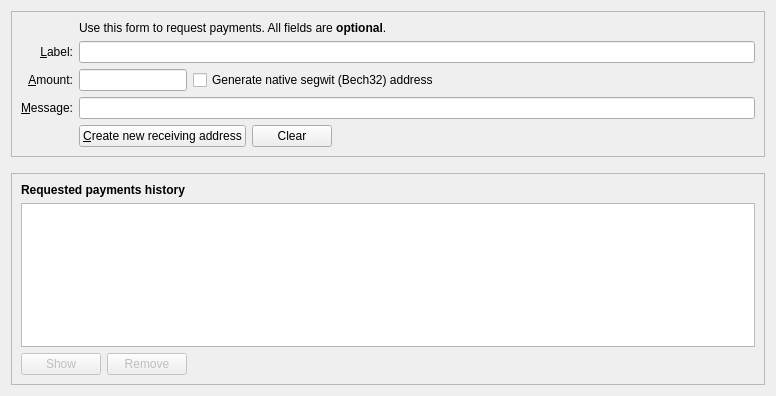
Above: src/qt/forms/receivecoinsdialog.ui from zentoshi/zentoshi before the change. Below: the same form after it.
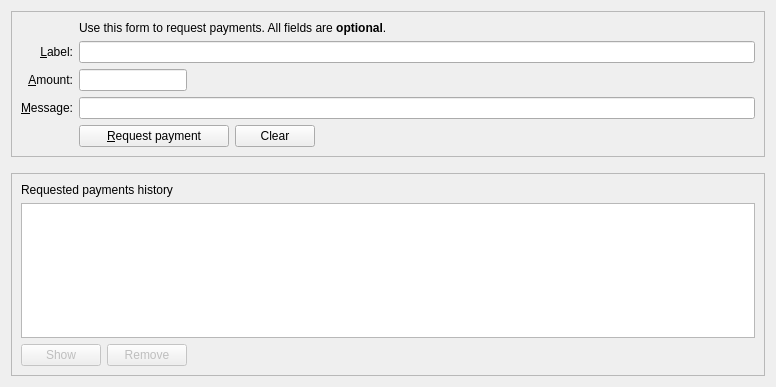
That is the form after the change. Icons and pictures are not drawn. Custom widgets are drawn as their Qt base class.

What changed in the file:
```diff
--- a/src/qt/forms/receivecoinsdialog.ui
+++ b/src/qt/forms/receivecoinsdialog.ui
@@ -7,7 +7,7 @@
     <x>0</x>
     <y>0</y>
     <width>776</width>
-    <height>396</height>
+    <height>387</height>
    </rect>
   </property>
   <layout class="QVBoxLayout" name="verticalLayout" stretch="0,0,1">
@@ -108,11 +108,7 @@
              </size>
             </property>
             <property name="text">
-             <string>&amp;Create new receiving address</string>
-            </property>
-            <property name="icon">
-             <iconset resource="../bitcoin.qrc">
-              <normaloff>:/icons/receiving_addresses</normaloff>:/icons/receiving_addresses</iconset>
+             <string>&amp;Request payment</string>
             </property>
            </widget>
           </item>
@@ -162,7 +158,13 @@
          </widget>
         </item>
         <item row="5" column="2">
-         <layout class="QHBoxLayout" name="horizontalLayout_6">
+         <layout class="QHBoxLayout" name="horizontalLayout_4" stretch="0,1">
+          <property name="spacing">
+           <number>0</number>
+          </property>
+          <property name="topMargin">
+           <number>0</number>
+          </property>
           <item>
            <widget class="BitcoinAmountField" name="reqAmount">
             <property name="sizePolicy">
@@ -188,31 +190,6 @@
             </property>
            </widget>
           </item>
-          <item>
-           <widget class="QCheckBox" name="useBech32">
-            <property name="sizePolicy">
-             <sizepolicy hsizetype="Fixed" vsizetype="Fixed">
-              <horstretch>0</horstretch>
-              <verstretch>0</verstretch>
-             </sizepolicy>
-            </property>
-            <property name="maximumSize">
-             <size>
-              <width>1000</width>
-              <height>16777215</height>
-             </size>
-            </property>
-            <property name="focusPolicy">
-             <enum>Qt::StrongFocus</enum>
-            </property>
-            <property name="toolTip">
-             <string>Native segwit addresses (aka Bech32 or BIP-173) reduce your transaction fees later on and offer better protection against typos, but old wallets don't support them. When unchecked, an address compatible with older wallets will be created instead.</string>
-            </property>
-            <property name="text">
-             <string>Generate native segwit (Bech32) address</string>
-            </property>
-           </widget>
-          </item>
           <item>
            <spacer name="horizontalSpacer_3">
             <property name="orientation">
@@ -220,8 +197,8 @@
             </property>
             <property name="sizeHint" stdset="0">
              <size>
-              <width>0</width>
-              <height>0</height>
+              <width>40</width>
+              <height>20</height>
              </size>
             </property>
            </spacer>
@@ -263,12 +240,6 @@
      <layout class="QVBoxLayout" name="verticalLayout_2">
       <item>
        <widget class="QLabel" name="label_6">
-        <property name="font">
-         <font>
-          <weight>75</weight>
-          <bold>true</bold>
-         </font>
-        </property>
         <property name="text">
          <string>Requested payments history</string>
         </property>
```
Left out of the diff: 75 changed lines with no effect on the pictures.
